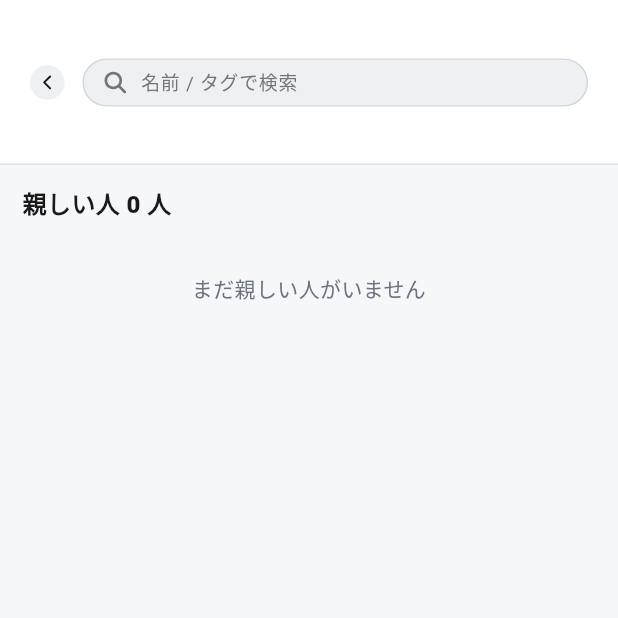
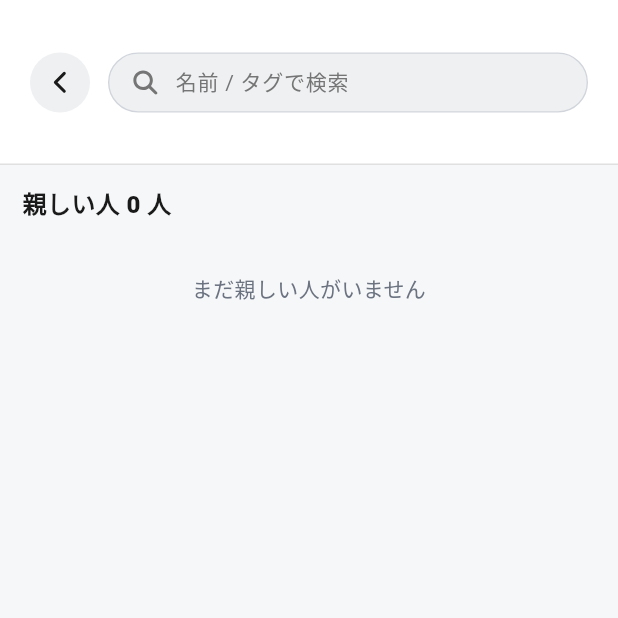
Before and after one commit to Aki0615/SysHack2026, a Flutter app: the FriendSearchScreen screen opened by its route, on a phone screen of 412 x 824 dp, the top half of it. Run offline on Flutter 3.47's test engine with Material 3 defaults, Android fonts, the phone set to English and light mode, and no system bars; our stand-ins replace dio, flutter_blue_plus, flutter_riverpod, flutter_secure_storage, flutter_svg, freezed_annotation and 6 more; missing offline and left inert: flutter_ble_peripheral, liquid_glass_renderer, mobile_scanner, proximity_sensor; accounts and stored records are empty; network calls fail; Roboto replaces fonts that are missing (Hiragino Sans, Noto Sans JP).

Commit message:
refactor: ヘッダーの検索アイコン・戻るボタン・パディングを全画面で統一

```diff
--- a/lib/common/widgets/passly_header.dart
+++ b/lib/common/widgets/passly_header.dart
@@ -274,9 +274,10 @@ class PasslyBackButton extends StatelessWidget {
   }
 }
 
-/// 検索ヘッダー用の一回り小さい角丸戻るボタン。
+/// 検索ヘッダー用の戻るボタン。
 ///
-/// Figma node 1297:873 準拠: 22.84x22.84 角丸11.42 divider 背景。
+/// Figma は 22.84x22.84 だが、他のヘッダーボタンと同じタップサイズに
+/// 合わせて 40x40 に拡大 (chevron 24)。角丸は half-height。
 class _SmallBackButton extends StatelessWidget {
   final VoidCallback onTap;
 
@@ -288,16 +289,16 @@ class _SmallBackButton extends StatelessWidget {
       behavior: HitTestBehavior.opaque,
       onTap: onTap,
       child: Container(
-        width: 23,
-        height: 23,
+        width: 40,
+        height: 40,
         decoration: BoxDecoration(
           color: PasslyBorder.divider,
-          borderRadius: BorderRadius.circular(11.42),
+          borderRadius: BorderRadius.circular(20),
         ),
         alignment: Alignment.center,
         child: const PasslyIcon(
           asset: PasslyIcons.chevron,
-          size: 16,
+          size: 24,
           color: AppColors.textPrimary,
         ),
       ),
@@ -350,7 +351,7 @@ class _AvatarFallback extends StatelessWidget {
   }
 }
 
-/// カレンダーヘッダーの検索アイコン (Figma node 1191:1108, 35px)。
+/// カレンダーヘッダーの検索アイコン。40x40 のタップターゲット + 30px SVG。
 class _HeaderSearchIcon extends StatelessWidget {
   final VoidCallback? onTap;
 
@@ -362,8 +363,8 @@ class _HeaderSearchIcon extends StatelessWidget {
       behavior: HitTestBehavior.opaque,
       onTap: onTap,
       child: const SizedBox(
-        width: 35,
-        height: 35,
+        width: 40,
+        height: 40,
         child: Center(
           child: PasslyIcon(
             asset: PasslyIcons.search,
@@ -472,9 +473,11 @@ class _HeaderSearchField extends StatelessWidget {
 
   @override
   Widget build(BuildContext context) {
+    // Figma は 32 高 / 12.6px 文字だが、他のヘッダーボタンと同じタップサイズ
+    // (40 高) + 読みやすいフォント (14px) に合わせて拡大。
     return Container(
-      height: 32,
-      padding: const EdgeInsets.symmetric(horizontal: 12),
+      height: 40,
+      padding: const EdgeInsets.symmetric(horizontal: 14),
       decoration: BoxDecoration(
         color: PasslyBorder.divider,
         borderRadius: BorderRadius.circular(90),
@@ -484,19 +487,19 @@ class _HeaderSearchField extends StatelessWidget {
         children: [
           const PasslyIcon(
             asset: PasslyIcons.search,
-            size: 18,
+            size: 20,
             color: AppColors.textSecondary,
           ),
-          const SizedBox(width: 8),
+          const SizedBox(width: 10),
           Expanded(
             child: TextField(
               controller: controller,
               onSubmitted: onSubmitted,
               onChanged: onChanged,
               style: const TextStyle(
-                fontSize: 12.6,
+                fontSize: 14,
                 color: AppColors.textPrimary,
-                height: 15.14 / 12.6,
+                height: 16.8 / 14,
               ),
               decoration: InputDecoration(
                 isDense: true,
@@ -504,7 +507,7 @@ class _HeaderSearchField extends StatelessWidget {
                 border: InputBorder.none,
                 hintText: hintText,
                 hintStyle: const TextStyle(
-                  fontSize: 12.6,
+                  fontSize: 14,
                   color: AppColors.textSecondary,
                   fontWeight: FontWeight.w400,
                 ),
--- a/lib/features/mypage/presentation/mypage_screen.dart
+++ b/lib/features/mypage/presentation/mypage_screen.dart
@@ -636,10 +636,10 @@ class _FloatingHeader extends StatelessWidget {
   @override
   Widget build(BuildContext context) {
     // 編集ペンを左端、右端に「友だち追加 (QR) + 歯車」を横並びに配置。
-    // Figma node 1477:2922 準拠: 左右のグループを spaceBetween で振り分け、
-    // 右グループ内のアイコン間は 6px。
+    // 他画面のヘッダー (PasslyHeader) と横方向の位置を揃えるため
+    // 左右 20 のパディングに統一する。
     return Padding(
-      padding: const EdgeInsets.fromLTRB(19, 12, 19, 0),
+      padding: const EdgeInsets.fromLTRB(20, 12, 20, 0),
       child: Row(
         mainAxisAlignment: MainAxisAlignment.spaceBetween,
         children: [
--- a/lib/features/mypage/presentation/qr_scan_screen.dart
+++ b/lib/features/mypage/presentation/qr_scan_screen.dart
@@ -76,7 +76,7 @@ class _QrScanScreenState extends State<QrScanScreen> {
           const _ScanGuideOverlay(),
           SafeArea(
             child: Padding(
-              padding: const EdgeInsets.fromLTRB(19, 12, 19, 0),
+              padding: const EdgeInsets.fromLTRB(20, 12, 20, 0),
               child: Align(
                 alignment: Alignment.topLeft,
                 child: GestureDetector(
```
Also changed, not shown: lib/features/plaza/presentation/plaza_screen.dart (+11 -7 lines).
